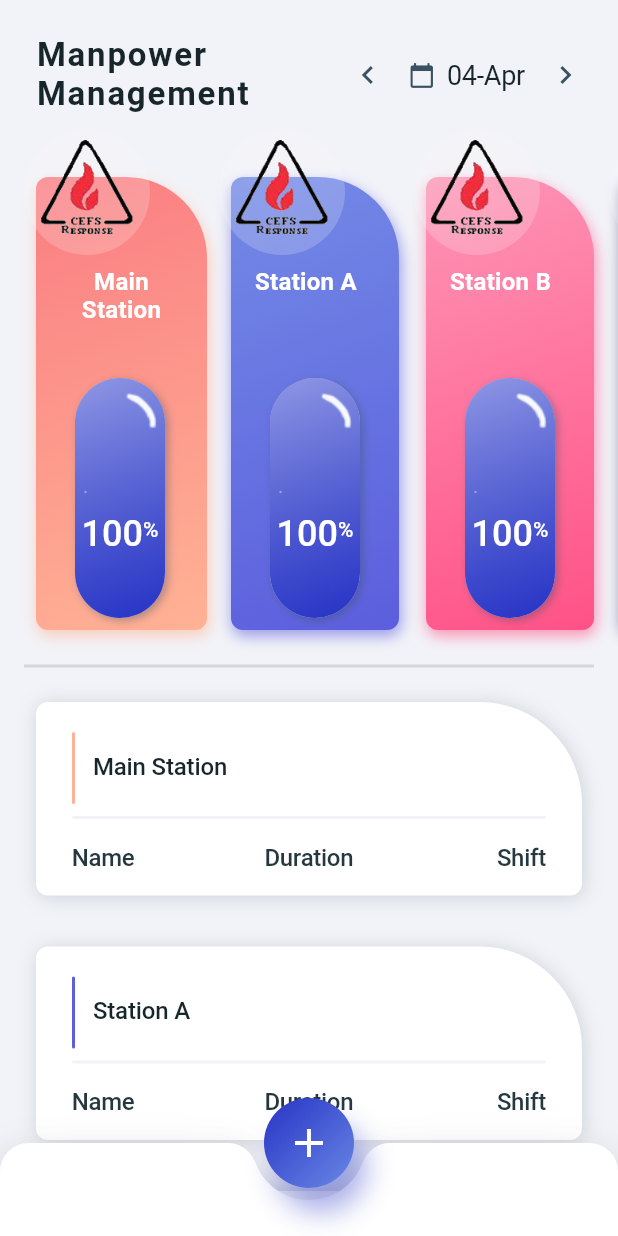
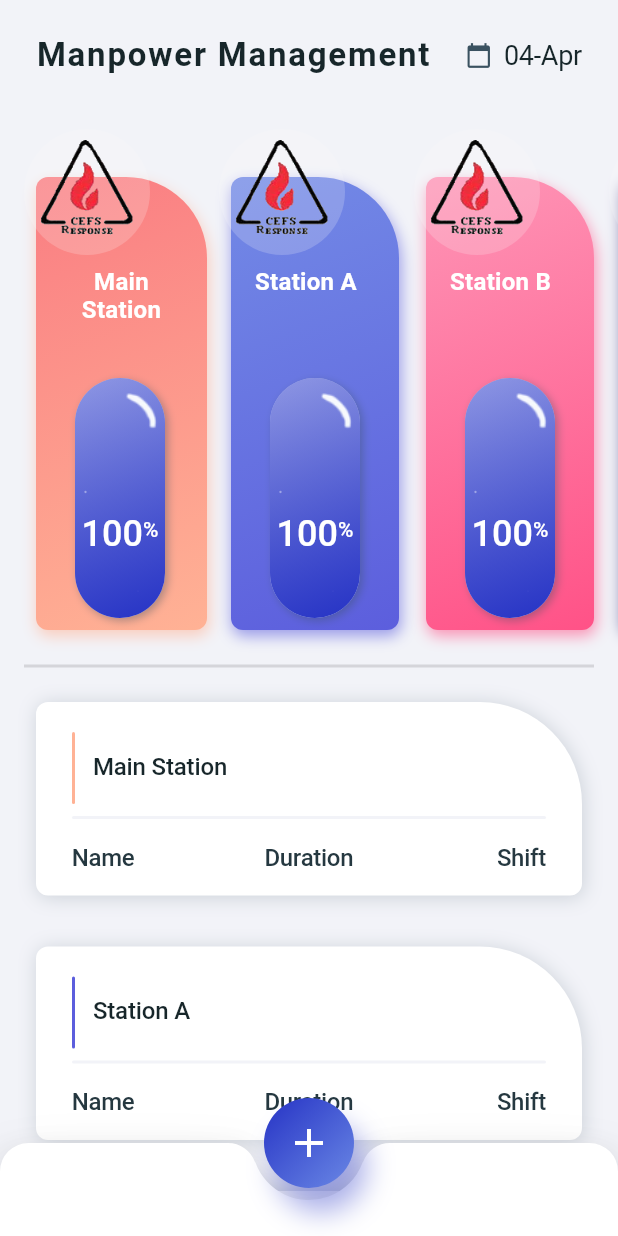
Before and after one commit to amerfathullah/manpower_management, a Flutter app: the screen it shows after launch, on a phone screen of 412 x 824 dp. Run offline on Flutter 3.47's test engine with Material 2 defaults, Android fonts, the phone set to English and light mode, and no system bars.

Commit message:
Dashboard: disable change date

```diff
--- a/lib/dashboard/dashboard_screen.dart
+++ b/lib/dashboard/dashboard_screen.dart
@@ -176,28 +176,28 @@ class _MyDiaryScreenState extends State<MyDiaryScreen>
                                 ),
                               ),
                             ),
-                            SizedBox(
-                              height: 38,
-                              width: 38,
-                              child: InkWell(
-                                highlightColor: Colors.transparent,
-                                borderRadius: const BorderRadius.all(
-                                    Radius.circular(32.0)),
-                                onTap: () {
-                                  setState(() {
-                                    DateTime previousDate = currentDate
-                                        .subtract(const Duration(days: 1));
-                                    currentDate = previousDate;
-                                  });
-                                },
-                                child: const Center(
-                                  child: Icon(
-                                    Icons.keyboard_arrow_left,
-                                    color: ManagementAppTheme.grey,
-                                  ),
-                                ),
-                              ),
-                            ),
+                            // SizedBox(
+                            //   height: 38,
+                            //   width: 38,
+                            //   child: InkWell(
+                            //     highlightColor: Colors.transparent,
+                            //     borderRadius: const BorderRadius.all(
+                            //         Radius.circular(32.0)),
+                            //     onTap: () {
+                            //       setState(() {
+                            //         DateTime previousDate = currentDate
+                            //             .subtract(const Duration(days: 1));
+                            //         currentDate = previousDate;
+                            //       });
+                            //     },
+                            //     child: const Center(
+                            //       child: Icon(
+                            //         Icons.keyboard_arrow_left,
+                            //         color: ManagementAppTheme.grey,
+                            //       ),
+                            //     ),
+                            //   ),
+                            // ),
                             Padding(
                               padding: const EdgeInsets.only(
                                 left: 8,
@@ -227,28 +227,28 @@ class _MyDiaryScreenState extends State<MyDiaryScreen>
                                 ],
                               ),
                             ),
-                            SizedBox(
-                              height: 38,
-                              width: 38,
-                              child: InkWell(
-                                highlightColor: Colors.transparent,
-                                borderRadius: const BorderRadius.all(
-                                    Radius.circular(32.0)),
-                                onTap: () {
-                                  setState(() {
-                                    DateTime nextDate = currentDate
-                                        .add(const Duration(days: 1));
-                                    currentDate = nextDate;
-                                  });
-                                },
-                                child: const Center(
-                                  child: Icon(
-                                    Icons.keyboard_arrow_right,
-                                    color: ManagementAppTheme.grey,
-                                  ),
-                                ),
-                              ),
-                            ),
+                            // SizedBox(
+                            //   height: 38,
+                            //   width: 38,
+                            //   child: InkWell(
+                            //     highlightColor: Colors.transparent,
+                            //     borderRadius: const BorderRadius.all(
+                            //         Radius.circular(32.0)),
+                            //     onTap: () {
+                            //       setState(() {
+                            //         DateTime nextDate = currentDate
+                            //             .add(const Duration(days: 1));
+                            //         currentDate = nextDate;
+                            //       });
+                            //     },
+                            //     child: const Center(
+                            //       child: Icon(
+                            //         Icons.keyboard_arrow_right,
+                            //         color: ManagementAppTheme.grey,
+                            //       ),
+                            //     ),
+                            //   ),
+                            // ),
                           ],
                         ),
                       )
```
